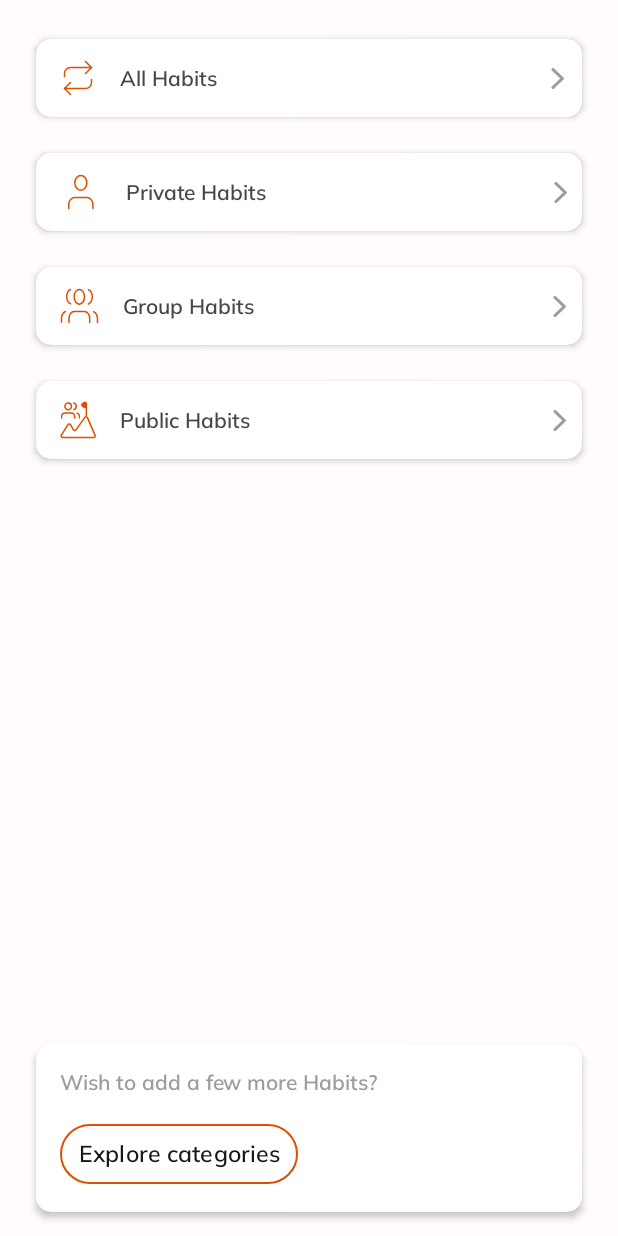
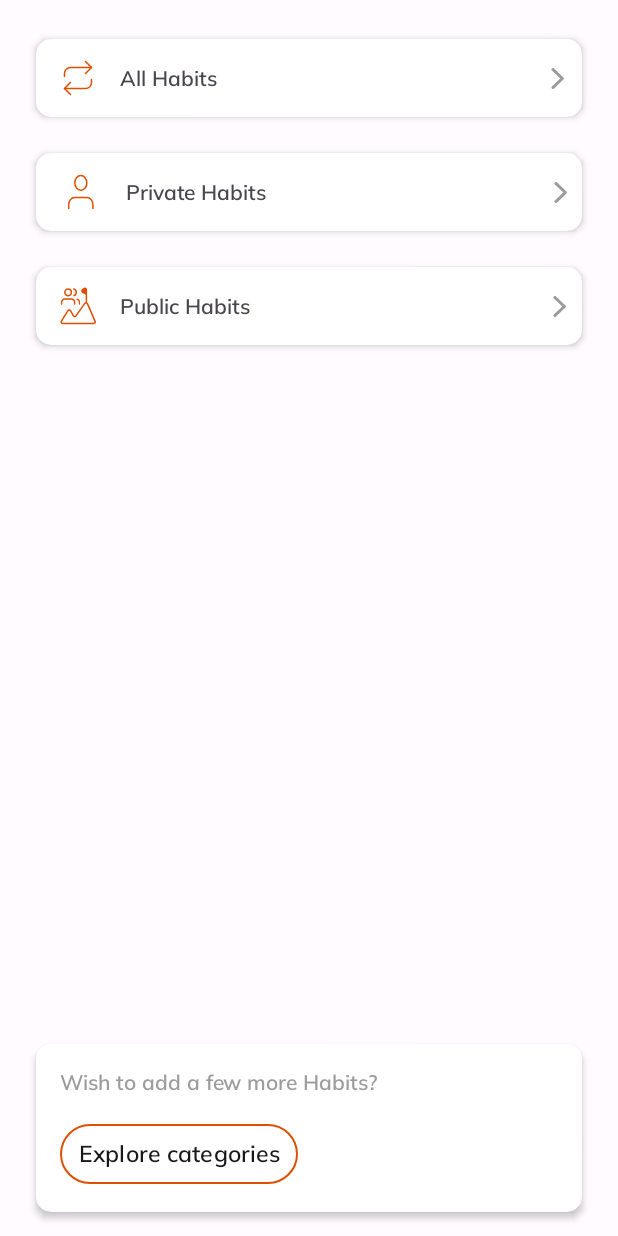
Before and after one commit to stainley/Habit-Tracker, an Android app: the fragment OngoingHabitsFragment shown on its own in the app's theme, on a phone screen of 412 x 824 dp. Run offline under Robolectric (Android 15) with nearby library versions, the phone set to English and light mode, and no system bars; Roboto replaces fonts that are not available here.

Commit message:
HAB-155 Hide the group habit for now

```diff
--- a/app/src/main/java/ca/lambton/habittracker/view/ongoingHabits/OngoingHabitsFragment.java
+++ b/app/src/main/java/ca/lambton/habittracker/view/ongoingHabits/OngoingHabitsFragment.java
@@ -26,7 +26,7 @@ public class OngoingHabitsFragment extends Fragment {
 
         binding.allHabitsCard.setOnClickListener(this::allHabitsCardClicked);
         binding.privateHabitsCard.setOnClickListener(this::privateHabitsCardClicked);
-        binding.groupHabitsCard.setOnClickListener(this::groupHabitsCardClicked);
+        //binding.groupHabitsCard.setOnClickListener(this::groupHabitsCardClicked);
         binding.publicHabitCard.setOnClickListener(this::publicChallengesCardClicked);
 
     }
--- a/app/src/main/res/layout/fragment_all_habits.xml
+++ b/app/src/main/res/layout/fragment_all_habits.xml
@@ -33,27 +33,27 @@
             app:layout_constraintRight_toRightOf="parent"
             app:layout_constraintTop_toBottomOf="@+id/privateHabitsLabel" />
 
-        <TextView
-            android:id="@+id/groupHabitsLabel"
-            android:layout_width="wrap_content"
-            android:layout_height="wrap_content"
-            android:layout_marginStart="16dp"
-            android:layout_marginTop="24dp"
-            android:fontFamily="@font/mulish_bold"
-            android:text="Group Habits"
-            android:textSize="14dp"
-            app:layout_constraintLeft_toLeftOf="parent"
-            app:layout_constraintTop_toBottomOf="@+id/privateOngoingHabitsList" />
+<!--        <TextView-->
+<!--            android:id="@+id/groupHabitsLabel"-->
+<!--            android:layout_width="wrap_content"-->
+<!--            android:layout_height="wrap_content"-->
+<!--            android:layout_marginStart="16dp"-->
+<!--            android:layout_marginTop="24dp"-->
+<!--            android:fontFamily="@font/mulish_bold"-->
+<!--            android:text="Group Habits"-->
+<!--            android:textSize="14dp"-->
+<!--            app:layout_constraintLeft_toLeftOf="parent"-->
+<!--            app:layout_constraintTop_toBottomOf="@+id/privateOngoingHabitsList" />-->
 
-        <androidx.recyclerview.widget.RecyclerView
-            android:id="@+id/groupOngoingHabitsList"
-            android:layout_width="match_parent"
-            android:layout_height="wrap_content"
-            android:layout_marginStart="16dp"
-            android:layout_marginEnd="16dp"
-            android:padding="8dp"
-            app:layout_constraintLeft_toLeftOf="parent"
-            app:layout_constraintRight_toRightOf="parent"
-            app:layout_constraintTop_toBottomOf="@+id/groupHabitsLabel" />
+<!--        <androidx.recyclerview.widget.RecyclerView-->
+<!--            android:id="@+id/groupOngoingHabitsList"-->
+<!--            android:layout_width="match_parent"-->
+<!--            android:layout_height="wrap_content"-->
+<!--            android:layout_marginStart="16dp"-->
+<!--            android:layout_marginEnd="16dp"-->
+<!--            android:padding="8dp"-->
+<!--            app:layout_constraintLeft_toLeftOf="parent"-->
+<!--            app:layout_constraintRight_toRightOf="parent"-->
+<!--            app:layout_constraintTop_toBottomOf="@+id/groupHabitsLabel" />-->
     </androidx.constraintlayout.widget.ConstraintLayout>
 </ScrollView>
--- a/app/src/main/res/layout/fragment_ongoing_habits.xml
+++ b/app/src/main/res/layout/fragment_ongoing_habits.xml
@@ -126,67 +126,67 @@
         </androidx.constraintlayout.widget.ConstraintLayout>
     </com.google.android.material.card.MaterialCardView>
 
-    <com.google.android.material.card.MaterialCardView
-        android:id="@+id/groupHabitsCard"
-        style="@style/MaterialCardView.NoColour"
-        android:layout_width="match_parent"
-        android:layout_height="68dp"
-        android:layout_marginTop="8dp"
-        android:layout_marginBottom="8dp"
-        android:clickable="true"
-        android:focusable="true"
-        android:foreground="?android:attr/selectableItemBackground"
-        app:cardCornerRadius="10dp"
-        app:cardElevation="3dp"
-        app:cardUseCompatPadding="true"
-        app:layout_constraintEnd_toEndOf="parent"
-        app:layout_constraintStart_toStartOf="parent"
-        app:layout_constraintTop_toBottomOf="@+id/privateHabitsCard">
+<!--    <com.google.android.material.card.MaterialCardView-->
+<!--        android:id="@+id/groupHabitsCard"-->
+<!--        style="@style/MaterialCardView.NoColour"-->
+<!--        android:layout_width="match_parent"-->
+<!--        android:layout_height="68dp"-->
+<!--        android:layout_marginTop="8dp"-->
+<!--        android:layout_marginBottom="8dp"-->
+<!--        android:clickable="true"-->
+<!--        android:focusable="true"-->
+<!--        android:foreground="?android:attr/selectableItemBackground"-->
+<!--        app:cardCornerRadius="10dp"-->
+<!--        app:cardElevation="3dp"-->
+<!--        app:cardUseCompatPadding="true"-->
+<!--        app:layout_constraintEnd_toEndOf="parent"-->
+<!--        app:layout_constraintStart_toStartOf="parent"-->
+<!--        app:layout_constraintTop_toBottomOf="@+id/privateHabitsCard">-->
 
-        <androidx.constraintlayout.widget.ConstraintLayout
-            android:layout_width="match_parent"
-            android:layout_height="match_parent">
+<!--        <androidx.constraintlayout.widget.ConstraintLayout-->
+<!--            android:layout_width="match_parent"-->
+<!--            android:layout_height="match_parent">-->
 
-            <ImageButton
-                android:id="@+id/image_group"
-                android:layout_width="wrap_content"
-                android:layout_height="wrap_content"
-                android:layout_marginStart="16dp"
-                android:background="@android:color/transparent"
-                app:layout_constraintBottom_toBottomOf="parent"
-                app:layout_constraintStart_toStartOf="parent"
-                app:layout_constraintTop_toTopOf="parent"
-                app:srcCompat="@drawable/ic_group_habits" />
+<!--            <ImageButton-->
+<!--                android:id="@+id/image_group"-->
+<!--                android:layout_width="wrap_content"-->
+<!--                android:layout_height="wrap_content"-->
+<!--                android:layout_marginStart="16dp"-->
+<!--                android:background="@android:color/transparent"-->
+<!--                app:layout_constraintBottom_toBottomOf="parent"-->
+<!--                app:layout_constraintStart_toStartOf="parent"-->
+<!--                app:layout_constraintTop_toTopOf="parent"-->
+<!--                app:srcCompat="@drawable/ic_group_habits" />-->
 
 
-            <TextView
-                android:id="@+id/group_label"
-                android:layout_width="wrap_content"
-                android:layout_height="wrap_content"
-                android:layout_alignParentStart="true"
-                android:layout_marginStart="16dp"
-                android:fontFamily="@font/mulish_semi_bold"
-                android:text="Group Habits"
-                android:textSize="14sp"
-                app:layout_constraintBottom_toBottomOf="@id/image_group"
-                app:layout_constraintStart_toEndOf="@id/image_group"
-                app:layout_constraintTop_toTopOf="@id/image_group" />
+<!--            <TextView-->
+<!--                android:id="@+id/group_label"-->
+<!--                android:layout_width="wrap_content"-->
+<!--                android:layout_height="wrap_content"-->
+<!--                android:layout_alignParentStart="true"-->
+<!--                android:layout_marginStart="16dp"-->
+<!--                android:fontFamily="@font/mulish_semi_bold"-->
+<!--                android:text="Group Habits"-->
+<!--                android:textSize="14sp"-->
+<!--                app:layout_constraintBottom_toBottomOf="@id/image_group"-->
+<!--                app:layout_constraintStart_toEndOf="@id/image_group"-->
+<!--                app:layout_constraintTop_toTopOf="@id/image_group" />-->
 
-            <ImageButton
-                android:id="@+id/image_row_group"
-                android:layout_width="wrap_content"
-                android:layout_height="wrap_content"
-                android:layout_alignParentEnd="true"
-                android:background="@android:color/transparent"
-                app:layout_constraintBottom_toBottomOf="@id/image_group"
-                app:layout_constraintEnd_toEndOf="parent"
-                app:layout_constraintHorizontal_bias="0.95"
-                app:layout_constraintStart_toEndOf="@id/group_label"
-                app:layout_constraintTop_toTopOf="@id/image_group"
-                app:srcCompat="@drawable/ic_ongoing_arrow" />
-        </androidx.constraintlayout.widget.ConstraintLayout>
+<!--            <ImageButton-->
+<!--                android:id="@+id/image_row_group"-->
+<!--                android:layout_width="wrap_content"-->
+<!--                android:layout_height="wrap_content"-->
+<!--                android:layout_alignParentEnd="true"-->
+<!--                android:background="@android:color/transparent"-->
+<!--                app:layout_constraintBottom_toBottomOf="@id/image_group"-->
+<!--                app:layout_constraintEnd_toEndOf="parent"-->
+<!--                app:layout_constraintHorizontal_bias="0.95"-->
+<!--                app:layout_constraintStart_toEndOf="@id/group_label"-->
+<!--                app:layout_constraintTop_toTopOf="@id/image_group"-->
+<!--                app:srcCompat="@drawable/ic_ongoing_arrow" />-->
+<!--        </androidx.constraintlayout.widget.ConstraintLayout>-->
 
-    </com.google.android.material.card.MaterialCardView>
+<!--    </com.google.android.material.card.MaterialCardView>-->
 
     <com.google.android.material.card.MaterialCardView
         android:id="@+id/public_habit_card"
@@ -203,7 +203,7 @@
         app:cardUseCompatPadding="true"
         app:layout_constraintEnd_toEndOf="parent"
         app:layout_constraintStart_toStartOf="parent"
-        app:layout_constraintTop_toBottomOf="@+id/groupHabitsCard">
+        app:layout_constraintTop_toBottomOf="@+id/privateHabitsCard">
 
         <androidx.constraintlayout.widget.ConstraintLayout
             android:layout_width="match_parent"
```
